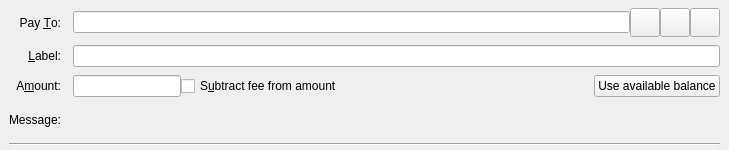
Above: src/qt/forms/sendcoinsentry.ui from jinycoin/jinycoin before the change. Below: the same form after it.
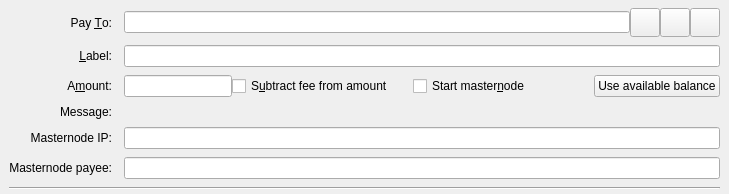
That is the form after the change. Icons and pictures are not drawn. Custom widgets are drawn as their Qt base class.

Commit message: change masternode model to blockchain based

```diff
--- a/src/qt/forms/sendcoinsentry.ui
+++ b/src/qt/forms/sendcoinsentry.ui
@@ -163,7 +163,7 @@
      </widget>
     </item>
     <item row="2" column="1">
-     <layout class="QHBoxLayout" name="horizontalLayoutAmount" stretch="0,1,0">
+     <layout class="QHBoxLayout" name="horizontalLayoutAmount" stretch="0,1,1,0">
       <item>
        <widget class="BitcoinAmountField" name="payAmount"/>
       </item>
@@ -177,6 +177,16 @@
         </property>
        </widget>
       </item>
+      <item>
+       <widget class="QCheckBox" name="checkboxStartMasternode">
+        <property name="toolTip">
+         <string>Collateral will start masternode.</string>
+        </property>
+        <property name="text">
+         <string>Start master&amp;node</string>
+        </property>
+       </widget>
+      </item>
       <item>
        <widget class="QPushButton" name="useAvailableBalanceButton">
         <property name="text">
@@ -206,7 +216,47 @@
       </property>
      </widget>
     </item>
-    <item row="4" column="0" colspan="2">
+    <item row="4" column="0">
+     <widget class="QLabel" name="labelMasternodeIP">
+      <property name="text">
+       <string>Masternode IP:</string>
+      </property>
+      <property name="alignment">
+       <set>Qt::AlignRight|Qt::AlignTrailing|Qt::AlignVCenter</set>
+      </property>
+      <property name="buddy">
+       <cstring>masternodeIP</cstring>
+      </property>
+     </widget>
+    </item>
+    <item row="4" column="1">
+     <widget class="QValidatedLineEdit" name="masternodeIP">
+      <property name="toolTip">
+       <string>Enter a masternode IP address.</string>
+      </property>
+     </widget>
+    </item>
+    <item row="5" column="0">
+     <widget class="QLabel" name="labelMasternodePayee">
+      <property name="text">
+       <string>Masternode payee:</string>
+      </property>
+      <property name="alignment">
+       <set>Qt::AlignRight|Qt::AlignTrailing|Qt::AlignVCenter</set>
+      </property>
+      <property name="buddy">
+       <cstring>masternodePayee</cstring>
+      </property>
+     </widget>
+    </item>
+    <item row="5" column="1">
+     <widget class="QValidatedLineEdit" name="masternodePayee">
+      <property name="toolTip">
+       <string>Enter a masternode payee address or leave empty if same as Pay To address.</string>
+      </property>
+     </widget>
+    </item>
+    <item row="6" column="0" colspan="2">
      <widget class="Line" name="line">
       <property name="orientation">
        <enum>Qt::Horizontal</enum>
```
The commit also changes 35 other files.
